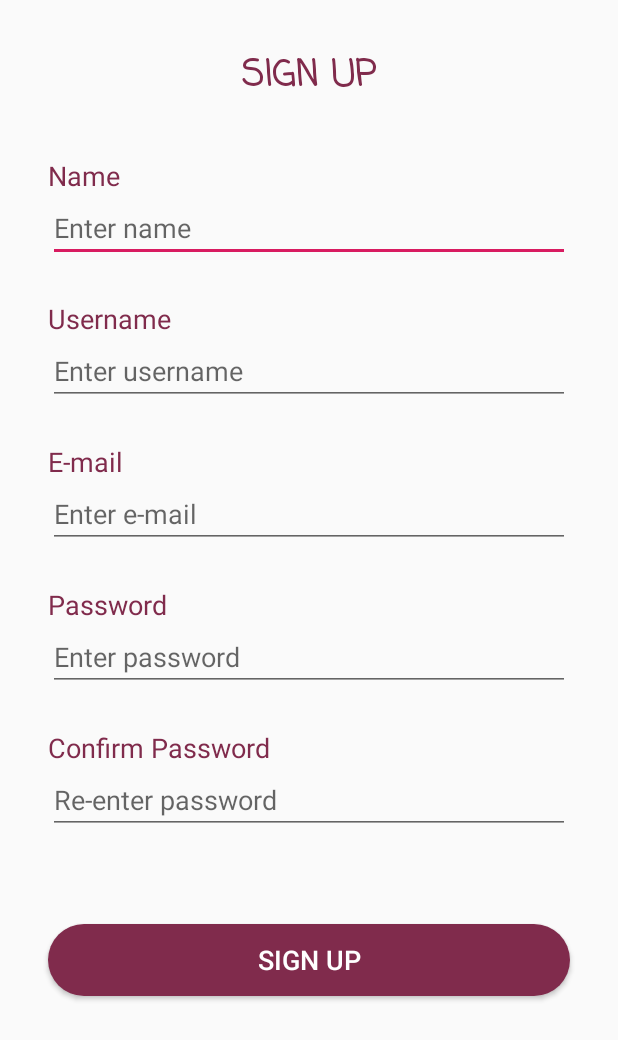
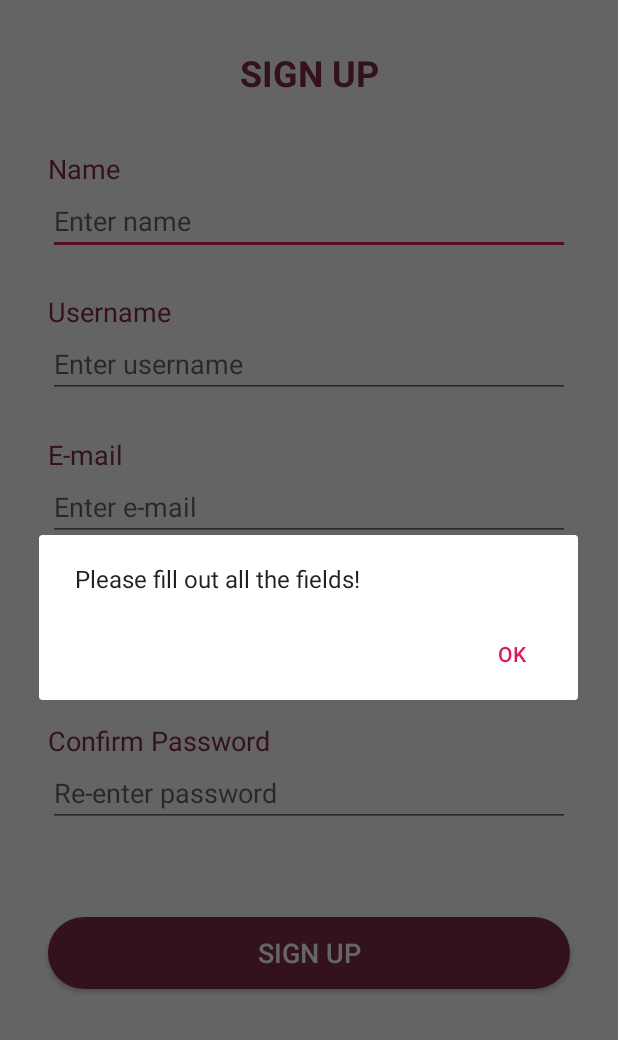
Before and after one commit to A-ASAD/Women-Security-Safety-System, an Android app: the sign_up screen opened directly, with no data from a screen before it, after a tap on "SIGN UP", on a phone screen of 412 x 824 dp. Shown: the top 1040 px of the screen. Run offline under Robolectric (Android 15) with nearby library versions, the phone set to English and light mode, and no system bars; Roboto replaces fonts that are not available here.

Commit message:
//added sign up code, controlling user repeat also

```diff
--- a/app/src/main/java/com/example/womensecuritysafetysystem/add_guardian.java
+++ b/app/src/main/java/com/example/womensecuritysafetysystem/add_guardian.java
@@ -15,7 +15,7 @@ public class add_guardian extends AppCompatActivity {
         getWindow().setNavigationBarColor(getResources().getColor(R.color.colorPrimary));
 
         final TextView saveG = (TextView) findViewById(R.id.saveGuardian);
-        final TextView name = (TextView) findViewById(R.id.editText);
+        final TextView name = (TextView) findViewById(R.id.su_name);
         final TextView phNo = (TextView) findViewById(R.id.editText1);
         final TextView email = (TextView) findViewById(R.id.login_uname);
 
--- a/app/src/main/java/com/example/womensecuritysafetysystem/login.java
+++ b/app/src/main/java/com/example/womensecuritysafetysystem/login.java
@@ -37,7 +37,7 @@ public class login extends AppCompatActivity {
                 if(uname.equals("") || pass.equals(""))
                 {
                     new AlertDialog.Builder(login.this)
-                            .setMessage("Invalid Username or Password")
+                            .setMessage("Please fill out all the fields!")
                             .setNegativeButton(android.R.string.yes, null)
                             .show();
                 }
--- a/app/src/main/java/com/example/womensecuritysafetysystem/sign_up.java
+++ b/app/src/main/java/com/example/womensecuritysafetysystem/sign_up.java
@@ -1,11 +1,14 @@
 package com.example.womensecuritysafetysystem;
 
+import androidx.appcompat.app.AlertDialog;
 import androidx.appcompat.app.AppCompatActivity;
 
 import android.content.ContentValues;
+import android.content.DialogInterface;
 import android.database.Cursor;
 import android.os.Bundle;
 import android.view.View;
+import android.widget.TextView;
 import android.widget.Toast;
 
 public class sign_up extends AppCompatActivity {
@@ -20,20 +23,48 @@ public class sign_up extends AppCompatActivity {
             @Override
             public void onClick(View v) {
                 //Toast.makeText(sign_up.this, "Sign Up", Toast.LENGTH_SHORT);
-                DBHelper db = new DBHelper(sign_up.this);
-                ContentValues user = new ContentValues();
-                user.put("name","asad");
-                user.put("username","asad");
-                user.put("password","123");
-                user.put("email","asad@gmail.com");
-                Cursor cursor = db.getReadableDatabase().query("users",null, "username = ? and email = ?",
-                        new String[]{"asad", "asad@gmail.com"},null,null,null);
-                if(cursor.getCount() == 0)
+                String uname = ((TextView)findViewById(R.id.su_uname)).getText().toString().trim();
+                String name = ((TextView)findViewById(R.id.su_name)).getText().toString().trim();
+                String pass = ((TextView)findViewById(R.id.su_pass)).getText().toString().trim();
+                String cPass = ((TextView)findViewById(R.id.su_cpass)).getText().toString().trim();
+                String email = ((TextView)findViewById(R.id.su_email)).getText().toString().trim();
+                if(uname.equals("") || pass.equals("")|| cPass.equals("")|| name.equals("")|| email.equals(""))
                 {
-                    db.getWritableDatabase().insert("users",null, user);
-                    Toast.makeText(sign_up.this, "Inserted", Toast.LENGTH_SHORT).show();
+                    new AlertDialog.Builder(sign_up.this)
+                            .setMessage("Please fill out all the fields!")
+                            .setNegativeButton(android.R.string.yes, null)
+                            .show();
                 }
+                else if(!pass.equals(cPass))
+                {
+                    new AlertDialog.Builder(sign_up.this)
+                            .setMessage("Both passwords must match!")
+                            .setNegativeButton(android.R.string.yes, null)
+                            .show();
+                }
+                else
+                {
+                    DBHelper db = new DBHelper(sign_up.this);
+                    Cursor cursor = db.getReadableDatabase().query("users",null, "username = ? and email = ?",
+                            new String[]{"asad", "asad@gmail.com"},null,null,null);
+                    if(cursor.getCount() == 0)
+                    {
+                        ContentValues user = new ContentValues();
+                        user.put("name",name);
+                        user.put("username",uname);
+                        user.put("password",pass);
+                        user.put("email",email);
+                        db.getWritableDatabase().insert("users",null, user);
+                        new AlertDialog.Builder(sign_up.this)
+                                .setMessage("User added successfully!\nPress OK to continue.")
+                                .setPositiveButton(android.R.string.yes, new DialogInterface.OnClickListener() {
+                                    public void onClick(DialogInterface dialog, int which) {
 
+                                    }
+                                })
+                                .show();
+                    }
+                }
             }
         });
 
--- a/app/src/main/res/layout/activity_add_guardian.xml
+++ b/app/src/main/res/layout/activity_add_guardian.xml
@@ -76,7 +76,7 @@
         app:layout_constraintTop_toBottomOf="@+id/textView4" />
 
     <EditText
-        android:id="@+id/editText"
+        android:id="@+id/su_name"
         android:layout_width="0dp"
         android:layout_height="wrap_content"
         android:layout_marginStart="32dp"
--- a/app/src/main/res/layout/activity_sign_up.xml
+++ b/app/src/main/res/layout/activity_sign_up.xml
@@ -15,7 +15,7 @@
             android:layout_width="wrap_content"
             android:layout_height="wrap_content"
             android:layout_marginTop="32dp"
-            android:fontFamily="casual"
+            android:fontFamily="sans-serif"
             android:text="SIGN UP"
             android:textColor="@color/colorPrimary"
             android:textSize="24sp"
@@ -25,7 +25,7 @@
             app:layout_constraintTop_toTopOf="parent" />
 
         <EditText
-            android:id="@+id/editText"
+            android:id="@+id/su_name"
             android:layout_width="0dp"
             android:layout_height="wrap_content"
             android:layout_marginStart="32dp"
@@ -39,7 +39,7 @@
             app:layout_constraintTop_toBottomOf="@+id/textView" />
 
         <EditText
-            android:id="@+id/editText3"
+            android:id="@+id/su_uname"
             android:layout_width="0dp"
             android:layout_height="wrap_content"
             android:layout_marginStart="32dp"
@@ -50,10 +50,10 @@
             android:inputType="textPersonName"
             app:layout_constraintEnd_toEndOf="parent"
             app:layout_constraintStart_toStartOf="parent"
-            app:layout_constraintTop_toBottomOf="@+id/editText" />
+            app:layout_constraintTop_toBottomOf="@+id/su_name" />
 
         <EditText
-            android:id="@+id/editText5"
+            android:id="@+id/su_pass"
             android:layout_width="0dp"
             android:layout_height="wrap_content"
             android:layout_marginStart="32dp"
@@ -64,10 +64,10 @@
             android:inputType="textPassword"
             app:layout_constraintEnd_toEndOf="parent"
             app:layout_constraintStart_toStartOf="parent"
-            app:layout_constraintTop_toBottomOf="@+id/editText7" />
+            app:layout_constraintTop_toBottomOf="@+id/su_email" />
 
         <EditText
-            android:id="@+id/editText6"
+            android:id="@+id/su_cpass"
             android:layout_width="0dp"
             android:layout_height="wrap_content"
             android:layout_marginStart="32dp"
@@ -78,10 +78,10 @@
             android:inputType="textPassword"
             app:layout_constraintEnd_toEndOf="parent"
             app:layout_constraintStart_toStartOf="parent"
-            app:layout_constraintTop_toBottomOf="@+id/editText5" />
+            app:layout_constraintTop_toBottomOf="@+id/su_pass" />
 
         <EditText
-            android:id="@+id/editText7"
+            android:id="@+id/su_email"
             android:layout_width="0dp"
             android:layout_height="wrap_content"
             android:layout_marginStart="32dp"
@@ -92,7 +92,7 @@
             android:inputType="textEmailAddress"
             app:layout_constraintEnd_toEndOf="parent"
             app:layout_constraintStart_toStartOf="parent"
-            app:layout_constraintTop_toBottomOf="@+id/editText3" />
+            app:layout_constraintTop_toBottomOf="@+id/su_uname" />
 
         <TextView
             android:id="@+id/textView5"
@@ -101,8 +101,8 @@
             android:text="Name"
             android:textColor="@color/colorPrimary"
             android:textSize="18sp"
-            app:layout_constraintBottom_toTopOf="@+id/editText"
-            app:layout_constraintStart_toStartOf="@+id/editText" />
+            app:layout_constraintBottom_toTopOf="@+id/su_name"
+            app:layout_constraintStart_toStartOf="@+id/su_name" />
 
         <TextView
             android:id="@+id/textView6"
@@ -111,8 +111,8 @@
             android:text="Username"
             android:textColor="@color/colorPrimary"
             android:textSize="18sp"
-            app:layout_constraintBottom_toTopOf="@+id/editText3"
-            app:layout_constraintStart_toStartOf="@+id/editText3" />
+            app:layout_constraintBottom_toTopOf="@+id/su_uname"
+            app:layout_constraintStart_toStartOf="@+id/su_uname" />
 
         <TextView
             android:id="@+id/textView7"
@@ -121,8 +121,8 @@
             android:text="Password"
             android:textColor="@color/colorPrimary"
             android:textSize="18sp"
-            app:layout_constraintBottom_toTopOf="@+id/editText5"
-            app:layout_constraintStart_toStartOf="@+id/editText5" />
+            app:layout_constraintBottom_toTopOf="@+id/su_pass"
+            app:layout_constraintStart_toStartOf="@+id/su_pass" />
 
         <TextView
             android:id="@+id/textView8"
@@ -131,8 +131,8 @@
             android:text="Confirm Password"
             android:textColor="@color/colorPrimary"
             android:textSize="18sp"
-            app:layout_constraintBottom_toTopOf="@+id/editText6"
-            app:layout_constraintStart_toStartOf="@+id/editText6" />
+            app:layout_constraintBottom_toTopOf="@+id/su_cpass"
+            app:layout_constraintStart_toStartOf="@+id/su_cpass" />
 
         <TextView
             android:id="@+id/textView9"
@@ -141,8 +141,8 @@
             android:text="E-mail"
             android:textColor="@color/colorPrimary"
             android:textSize="18sp"
-            app:layout_constraintBottom_toTopOf="@+id/editText7"
-            app:layout_constraintStart_toStartOf="@+id/editText7" />
+            app:layout_constraintBottom_toTopOf="@+id/su_email"
+            app:layout_constraintStart_toStartOf="@+id/su_email" />
 
         <Button
             android:id="@+id/signupBtn"
@@ -159,6 +159,6 @@
             app:layout_constraintBottom_toBottomOf="parent"
             app:layout_constraintEnd_toEndOf="parent"
             app:layout_constraintStart_toStartOf="parent"
-            app:layout_constraintTop_toBottomOf="@+id/editText6" />
+            app:layout_constraintTop_toBottomOf="@+id/su_cpass" />
     </androidx.constraintlayout.widget.ConstraintLayout>
 </ScrollView>
```
